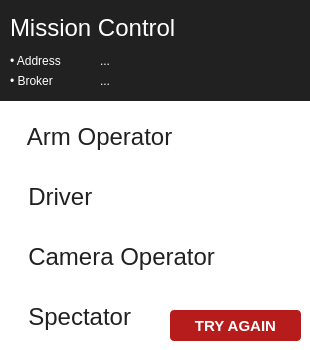
First picture: the form in MissionControl/initwindow.ui, repository wuspy/soro, before the edit.
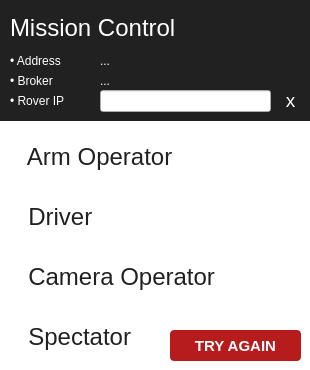
Second picture: the form after the edit. Icons and pictures are not drawn.

```diff
--- a/MissionControl/initwindow.ui
+++ b/MissionControl/initwindow.ui
@@ -7,19 +7,19 @@
     <x>0</x>
     <y>0</y>
     <width>310</width>
-    <height>350</height>
+    <height>370</height>
    </rect>
   </property>
   <property name="minimumSize">
    <size>
     <width>310</width>
-    <height>350</height>
+    <height>370</height>
    </size>
   </property>
   <property name="maximumSize">
    <size>
     <width>310</width>
-    <height>350</height>
+    <height>370</height>
    </size>
   </property>
   <property name="windowTitle">
@@ -30,12 +30,18 @@
 	background-color:#FFFFFF;
 }</string>
   </property>
+  <property name="toolButtonStyle">
+   <enum>Qt::ToolButtonTextOnly</enum>
+  </property>
+  <property name="unifiedTitleAndToolBarOnMac">
+   <bool>false</bool>
+  </property>
   <widget class="QWidget" name="centralwidget">
    <widget class="QPushButton" name="spectatorButton">
     <property name="geometry">
      <rect>
       <x>10</x>
-      <y>290</y>
+      <y>310</y>
       <width>291</width>
       <height>51</height>
      </rect>
@@ -92,7 +98,7 @@
       <x>0</x>
       <y>0</y>
       <width>311</width>
-      <height>101</height>
+      <height>121</height>
      </rect>
     </property>
     <property name="styleSheet">
@@ -208,12 +214,70 @@
       <string>...</string>
      </property>
     </widget>
+    <widget class="QLabel" name="roverAddressLabel">
+     <property name="geometry">
+      <rect>
+       <x>10</x>
+       <y>90</y>
+       <width>91</width>
+       <height>21</height>
+      </rect>
+     </property>
+     <property name="font">
+      <font>
+       <family>Arial</family>
+      </font>
+     </property>
+     <property name="styleSheet">
+      <string notr="true">color: white;</string>
+     </property>
+     <property name="text">
+      <string>• Rover IP</string>
+     </property>
+    </widget>
+    <widget class="QLineEdit" name="roverAddressTextBox">
+     <property name="geometry">
+      <rect>
+       <x>100</x>
+       <y>90</y>
+       <width>171</width>
+       <height>22</height>
+      </rect>
+     </property>
+    </widget>
+    <widget class="QLabel" name="roverAddressStatusLabel">
+     <property name="geometry">
+      <rect>
+       <x>270</x>
+       <y>90</y>
+       <width>41</width>
+       <height>21</height>
+      </rect>
+     </property>
+     <property name="font">
+      <font>
+       <family>Arial</family>
+       <pointsize>14</pointsize>
+       <weight>50</weight>
+       <bold>false</bold>
+      </font>
+     </property>
+     <property name="styleSheet">
+      <string notr="true">color: white;</string>
+     </property>
+     <property name="text">
+      <string>x</string>
+     </property>
+     <property name="alignment">
+      <set>Qt::AlignCenter</set>
+     </property>
+    </widget>
    </widget>
    <widget class="QPushButton" name="cameraOperatorButton">
     <property name="geometry">
      <rect>
       <x>10</x>
-      <y>230</y>
+      <y>250</y>
       <width>291</width>
       <height>51</height>
      </rect>
@@ -268,7 +332,7 @@
     <property name="geometry">
      <rect>
       <x>10</x>
-      <y>110</y>
+      <y>130</y>
       <width>291</width>
       <height>51</height>
      </rect>
@@ -323,7 +387,7 @@
     <property name="geometry">
      <rect>
       <x>10</x>
-      <y>110</y>
+      <y>130</y>
       <width>291</width>
       <height>231</height>
      </rect>
@@ -347,7 +411,7 @@
     <property name="geometry">
      <rect>
       <x>170</x>
-      <y>310</y>
+      <y>330</y>
       <width>131</width>
       <height>31</height>
      </rect>
@@ -395,7 +459,7 @@
     <property name="geometry">
      <rect>
       <x>10</x>
-      <y>170</y>
+      <y>190</y>
       <width>291</width>
       <height>51</height>
      </rect>
```
Left out of the diff: 2 changed lines with no effect on the pictures.
